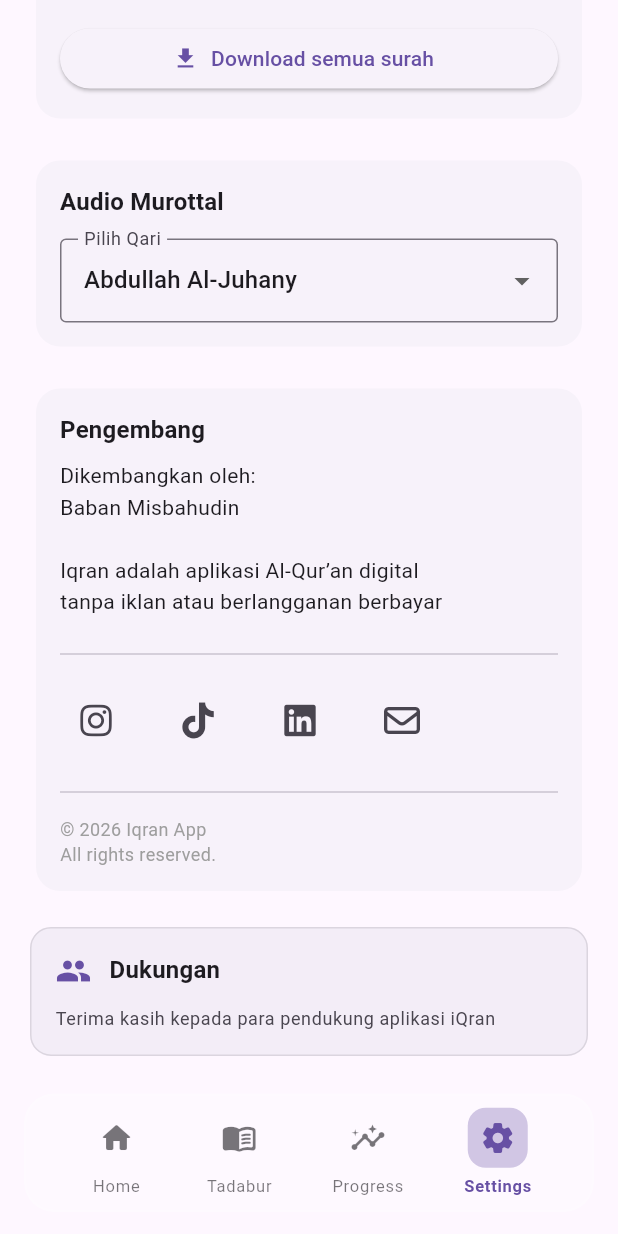
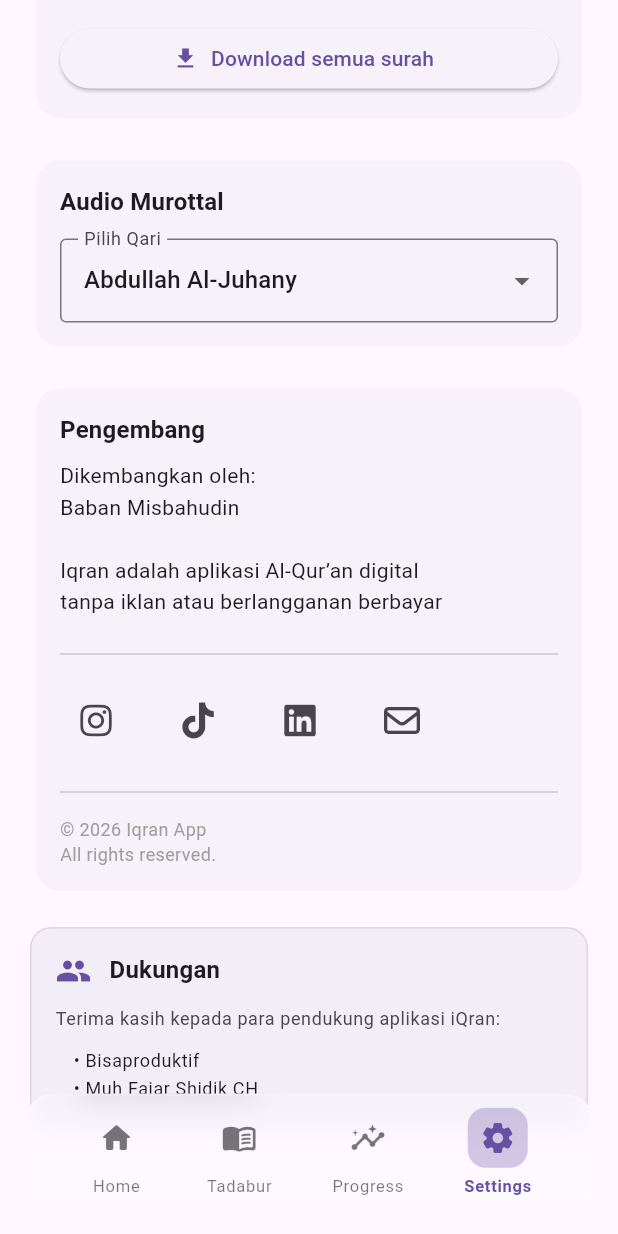
Before and after one commit to babanmisbahudin/iqran, a Flutter app: the MainNavigation screen opened directly with empty values, item 4 of the bottom bar chosen, scrolled down 449 dp, on a phone screen of 412 x 824 dp. Run offline on Flutter 3.47's test engine with Material 3 defaults, Android fonts, the phone set to English and light mode, and no system bars; our stand-ins replace audio_service, connectivity_plus, font_awesome_flutter, google_fonts, just_audio, lottie and 4 more; missing offline and left inert: audio_session; accounts and stored records are empty; statements that could not run were skipped; project files that could hold a hidden picture were left out.

Commit message:
Add supporters names to Settings page Dukungan section
- Added Bisaproduktif
- Added Muh Fajar Shidik CH

Formatted as bulleted list with proper spacing and styling.

Co-Authored-By: Claude Haiku 4.5 <noreply@anthropic.com>

```diff
--- a/lib/pages/settings/settings_page.dart
+++ b/lib/pages/settings/settings_page.dart
@@ -300,9 +300,32 @@ class _SettingsPageState extends State<SettingsPage> {
                               ),
                               const SizedBox(height: 12),
                               Text(
-                                'Terima kasih kepada para pendukung aplikasi iQran',
+                                'Terima kasih kepada para pendukung aplikasi iQran:',
                                 style: Theme.of(context).textTheme.bodySmall?.copyWith(
                                   color: Theme.of(context).colorScheme.onSurfaceVariant,
+                                ),
+                              ),
+                              const SizedBox(height: 10),
+                              Padding(
+                                padding: const EdgeInsets.only(left: 12),
+                                child: Column(
+                                  crossAxisAlignment: CrossAxisAlignment.start,
+                                  children: [
+                                    Text(
+                                      '• Bisaproduktif',
+                                      style: Theme.of(context).textTheme.bodySmall?.copyWith(
+                                        color: Theme.of(context).colorScheme.onSurface,
+                                        height: 1.6,
+                                      ),
+                                    ),
+                                    Text(
+                                      '• Muh Fajar Shidik CH',
+                                      style: Theme.of(context).textTheme.bodySmall?.copyWith(
+                                        color: Theme.of(context).colorScheme.onSurface,
+                                        height: 1.6,
+                                      ),
+                                    ),
+                                  ],
                                 ),
                               ),
                             ],
```
